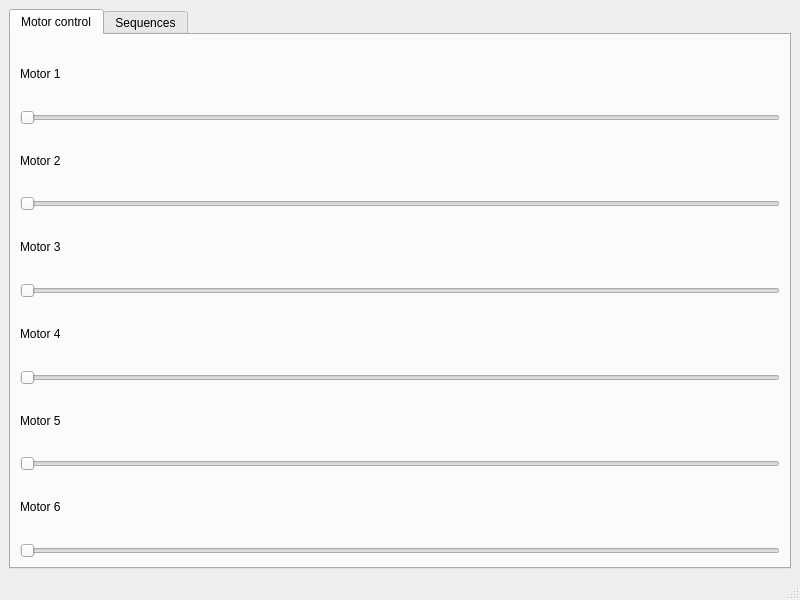
Above: ui/mainwindow.ui from JeremieBourque1/projetS4 before the change. Below: the same form after it.
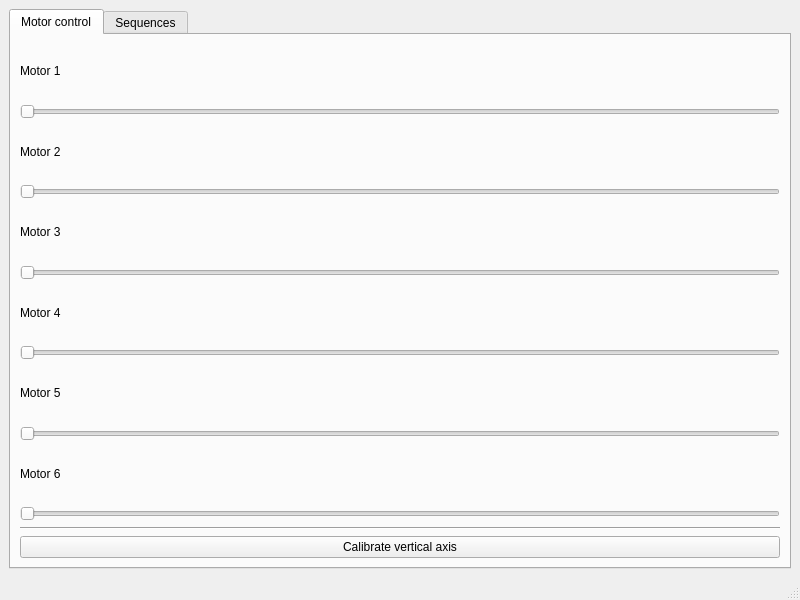
That is the form after the change.

Commit message: Added vertical axis calibration button

What changed in the file:
```diff
--- a/ui/mainwindow.ui
+++ b/ui/mainwindow.ui
@@ -109,6 +109,20 @@
           </property>
          </widget>
         </item>
+        <item>
+         <widget class="Line" name="line">
+          <property name="orientation">
+           <enum>Qt::Horizontal</enum>
+          </property>
+         </widget>
+        </item>
+        <item>
+         <widget class="QPushButton" name="calibrateVerticalAxisButton">
+          <property name="text">
+           <string>Calibrate vertical axis</string>
+          </property>
+         </widget>
+        </item>
        </layout>
       </widget>
       <widget class="QWidget" name="tab_sequences">
```
Left out of the diff: 2 changed lines with no effect on the pictures. The commit also changes 1 other file.
